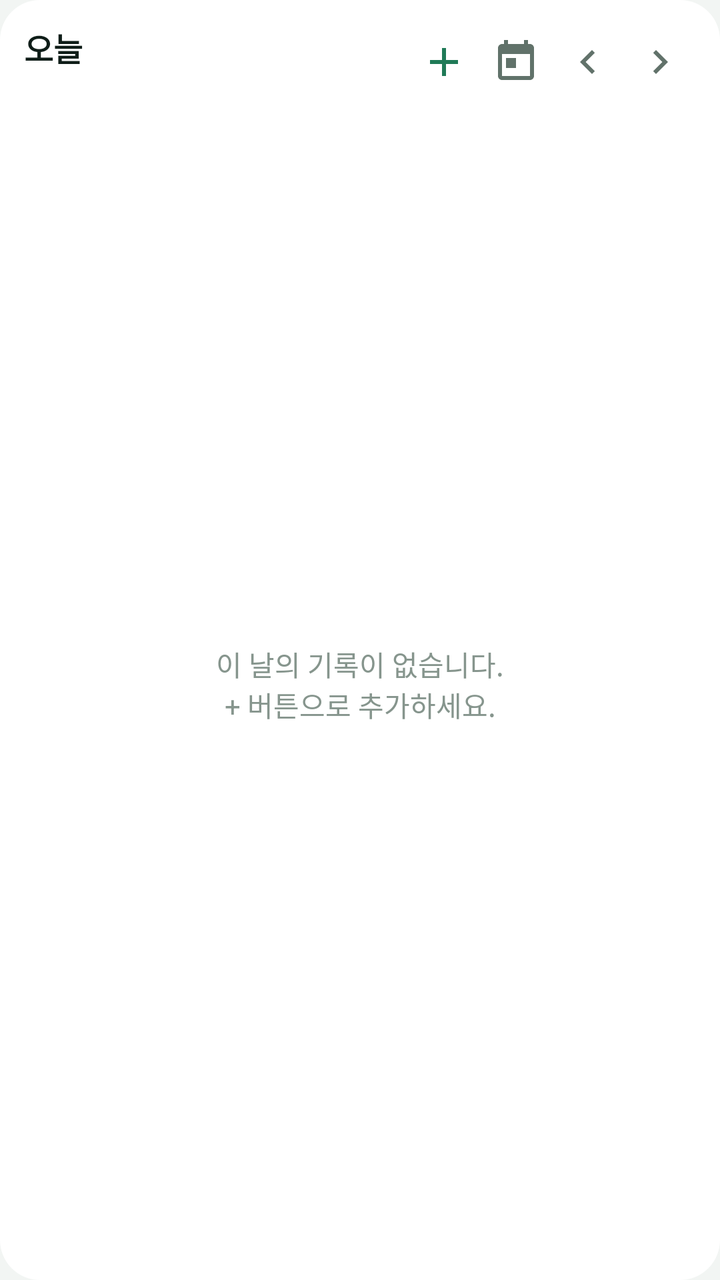
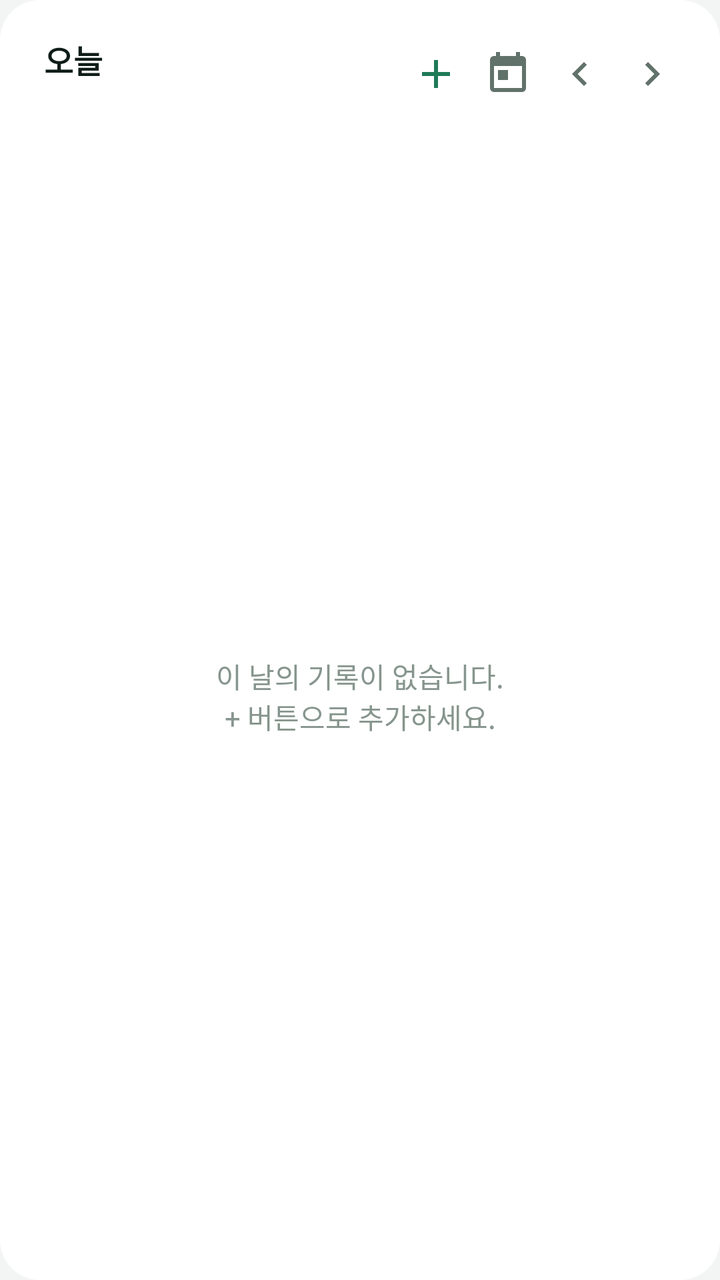

Screens rendered from an Android XML layout before and after an edit, with the pre-edit source and the edit as a unified diff.
<!-- AndroidManifest.xml: application theme Theme.MyDiary -->
<!-- res/layout/widget_day.xml -->
<?xml version="1.0" encoding="utf-8"?>
<LinearLayout xmlns:android="http://schemas.android.com/apk/res/android"
    android:id="@+id/widget_root"
    android:layout_width="match_parent"
    android:layout_height="match_parent"
    android:orientation="vertical"
    android:background="@drawable/widget_bg"
    android:padding="12dp">

    <LinearLayout
        android:layout_width="match_parent"
        android:layout_height="wrap_content"
        android:orientation="horizontal"
        android:gravity="center_vertical"
        android:paddingBottom="6dp">

        <LinearLayout
            android:layout_width="0dp"
            android:layout_height="wrap_content"
            android:layout_weight="1"
            android:orientation="vertical">

            <TextView
                android:id="@+id/day_title"
                android:layout_width="wrap_content"
                android:layout_height="wrap_content"
                android:text="오늘"
                android:textColor="@color/widget_header_text"
                android:textSize="16sp"
                android:textStyle="bold" />

            <TextView
                android:id="@+id/day_sub"
                android:layout_width="wrap_content"
                android:layout_height="wrap_content"
                android:ellipsize="end"
                android:maxLines="1"
                android:text=""
                android:textColor="@color/widget_lunar_text"
                android:textSize="11sp" />
        </LinearLayout>

        <ImageButton android:id="@+id/btn_add" android:layout_width="36dp" android:layout_height="36dp"
            android:background="@drawable/widget_btn_bg" android:contentDescription="추가"
            android:src="@drawable/ic_add" android:tint="@color/brand_accent" />
        <ImageButton android:id="@+id/btn_today" android:layout_width="36dp" android:layout_height="36dp"
            android:background="@drawable/widget_btn_bg" android:contentDescription="오늘"
            android:src="@drawable/ic_today" android:tint="@color/widget_header_muted" />
        <ImageButton android:id="@+id/btn_prev" android:layout_width="36dp" android:layout_height="36dp"
            android:background="@drawable/widget_btn_bg" android:contentDescription="이전 날"
            android:src="@drawable/ic_chevron_left" android:tint="@color/widget_header_muted" />
        <ImageButton android:id="@+id/btn_next" android:layout_width="36dp" android:layout_height="36dp"
            android:background="@drawable/widget_btn_bg" android:contentDescription="다음 날"
            android:src="@drawable/ic_chevron_right" android:tint="@color/widget_header_muted" />
    </LinearLayout>

    <FrameLayout
        android:layout_width="match_parent"
        android:layout_height="0dp"
        android:layout_weight="1">

        <ListView
            android:id="@+id/day_list"
            android:layout_width="match_parent"
            android:layout_height="match_parent"
            android:divider="@color/widget_divider"
            android:dividerHeight="1dp"
            android:listSelector="@android:color/transparent" />

        <TextView
            android:id="@+id/day_empty"
            android:layout_width="match_parent"
            android:layout_height="match_parent"
            android:gravity="center"
            android:text="이 날의 기록이 없습니다.\n+ 버튼으로 추가하세요."
            android:textColor="@color/widget_muted_text"
            android:textSize="14sp" />
    </FrameLayout>
</LinearLayout>
<!-- resources referenced by this layout -->
<resources>
  <color name="brand_accent">#FF1F7A57</color>
  <color name="widget_divider">#FFE6ECE9</color>
  <color name="widget_header_muted">#FF61726A</color>
  <color name="widget_header_text">#FF0F1D18</color>
  <color name="widget_lunar_text">#FF9AA9A2</color>
  <color name="widget_muted_text">#FF86958D</color>
  <!-- drawable ic_add (drawable) -->
  <vector xmlns:android="http://schemas.android.com/apk/res/android"
      android:width="24dp" android:height="24dp"
      android:viewportWidth="24" android:viewportHeight="24">
      <path android:fillColor="#000000"
          android:pathData="M19,13h-6v6h-2v-6H5v-2h6V5h2v6h6v2z" />
  </vector>
  <!-- drawable ic_chevron_left (drawable) -->
  <vector xmlns:android="http://schemas.android.com/apk/res/android"
      android:width="24dp" android:height="24dp"
      android:viewportWidth="24" android:viewportHeight="24">
      <path android:fillColor="#000000"
          android:pathData="M15.41,7.41L14,6l-6,6 6,6 1.41,-1.41L10.83,12z" />
  </vector>
  <!-- drawable ic_chevron_right (drawable) -->
  <vector xmlns:android="http://schemas.android.com/apk/res/android"
      android:width="24dp" android:height="24dp"
      android:viewportWidth="24" android:viewportHeight="24">
      <path android:fillColor="#000000"
          android:pathData="M10,6L8.59,7.41 13.17,12l-4.58,4.59L10,18l6,-6z" />
  </vector>
  <!-- drawable ic_today (drawable) -->
  <vector xmlns:android="http://schemas.android.com/apk/res/android"
      android:width="24dp" android:height="24dp"
      android:viewportWidth="24" android:viewportHeight="24">
      <path android:fillColor="#000000"
          android:pathData="M19,3h-1V1h-2v2H8V1H6v2H5c-1.1,0 -2,0.9 -2,2v14c0,1.1 0.9,2 2,2h14c1.1,0 2,-0.9 2,-2V5c0,-1.1 -0.9,-2 -2,-2zM19,19H5V8h14v11zM7,10h5v5H7z" />
  </vector>
  <!-- drawable widget_bg (drawable) -->
  <?xml version="1.0" encoding="utf-8"?>
  <shape xmlns:android="http://schemas.android.com/apk/res/android"
      android:shape="rectangle">
      <solid android:color="@color/widget_surface" />
      <corners android:radius="20dp" />
  </shape>
  <!-- drawable widget_btn_bg (drawable) -->
  <?xml version="1.0" encoding="utf-8"?>
  <ripple xmlns:android="http://schemas.android.com/apk/res/android"
      android:color="@color/widget_ripple">
      <item android:id="@android:id/mask">
          <shape android:shape="oval">
              <solid android:color="#FFFFFFFF" />
          </shape>
      </item>
  </ripple>
  <style name="Theme.MyDiary" parent="Theme.EnJJoy.Green" />
  <color name="widget_surface">#FFFFFFFF</color>
  <color name="widget_ripple">#331F7A57</color>
  <style name="Theme.EnJJoy.Base" parent="Theme.Material3.DayNight.NoActionBar">
          <item name="colorError">@color/lock_error</item>
          <item name="android:windowLightStatusBar">false</item>
      </style>
  <color name="pg_accent">#FF1A9163</color>
  <color name="pg_on_selected">#FFFFFFFF</color>
  <color name="pg_mood_bg">#FFD9EDE3</color>
  <color name="pg_toolbar">#FF0B2018</color>
  <color name="pg_surface">#FFFFFFFF</color>
  <color name="pg_text_primary">#FF0F1D18</color>
  <color name="pg_section">#FFEFF4F1</color>
  <color name="pg_text_secondary">#FF4A5C54</color>
  <color name="pg_stroke">#FFDFE7E2</color>
  <color name="pg_divider">#FFE3EAE6</color>
  <color name="pg_bg">#FFF2F5F3</color>
  <color name="pg_text_muted">#FF86958D</color>
  <color name="pg_cal_grid">#FFD3DCD7</color>
  <color name="pg_today_ring">#FF0B1512</color>
  <color name="pg_cal_outside">#FFB4C1BA</color>
  <color name="lock_error">#FFE06A5E</color>
  <!-- unchanged entries left out for length: 1 -->
</resources>

<!-- the commit's change to res/layout/widget_day.xml (unified diff, before → after) -->
@@ -8,11 +8,16 @@
     android:padding="12dp">
 
     <LinearLayout
+        android:id="@+id/header_bar"
         android:layout_width="match_parent"
         android:layout_height="wrap_content"
         android:orientation="horizontal"
         android:gravity="center_vertical"
-        android:paddingBottom="6dp">
+        android:paddingStart="10dp"
+        android:paddingEnd="4dp"
+        android:paddingTop="6dp"
+        android:paddingBottom="6dp"
+        android:layout_marginBottom="6dp">
 
         <LinearLayout
             android:layout_width="0dp"
